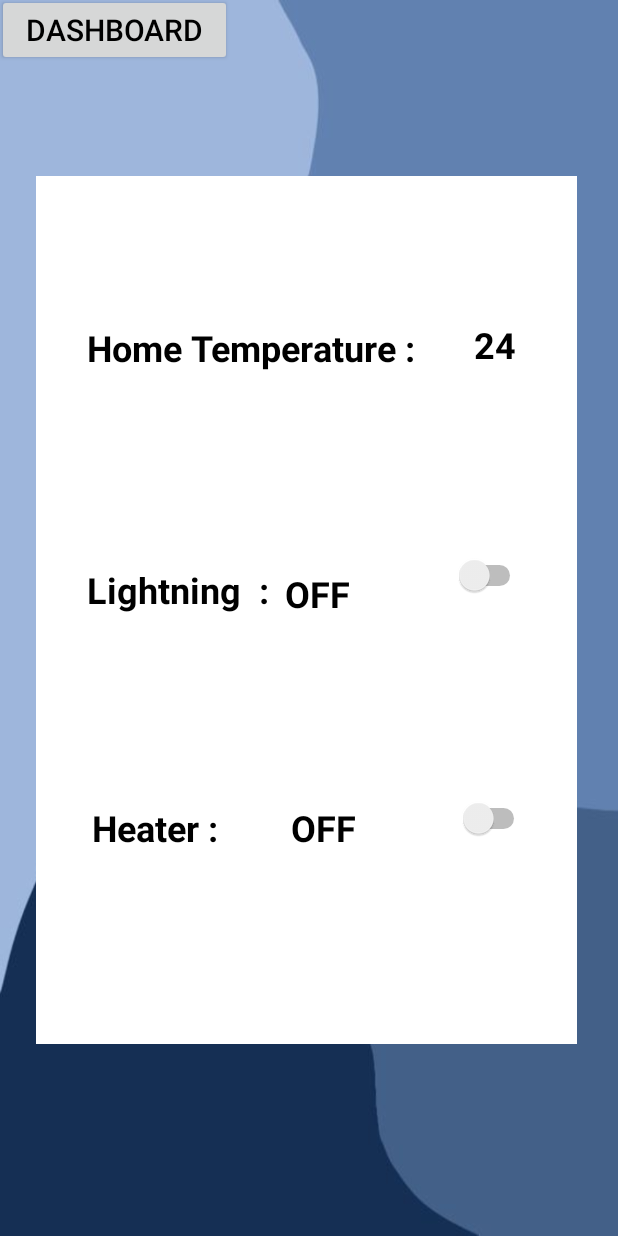
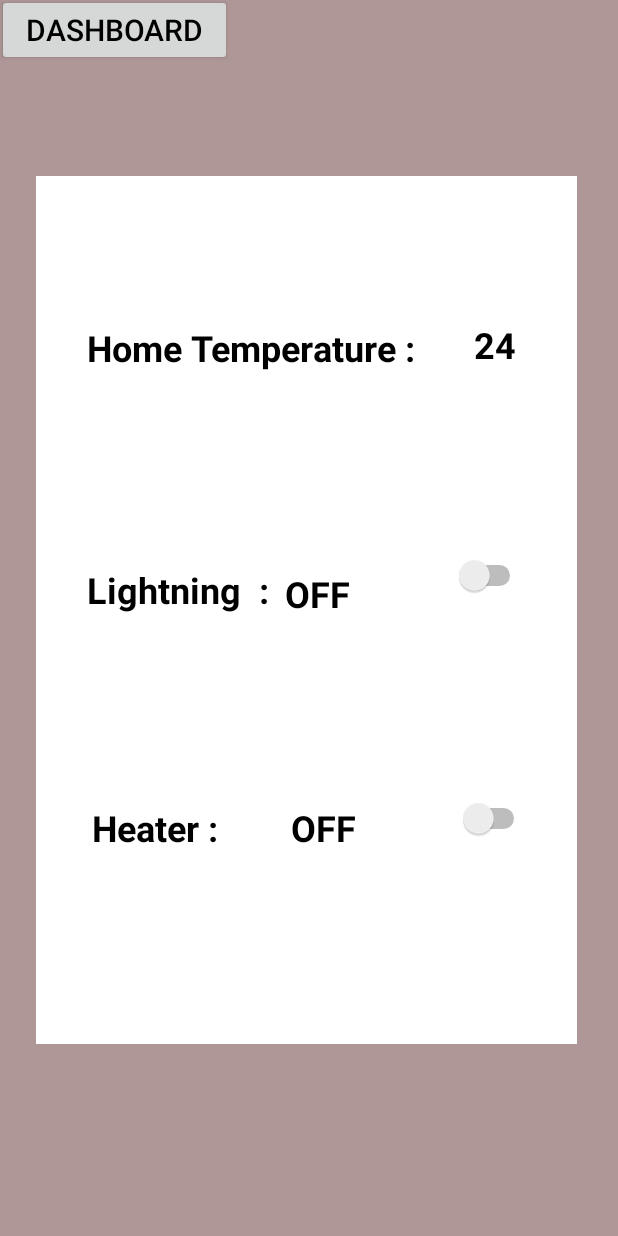
Before and after one commit to SanduniWar/SSP-Homey, an Android app: the MainActivity2 screen opened directly, with no data from a screen before it, on a phone screen of 412 x 824 dp. Run offline under Robolectric (Android 15) with nearby library versions, the phone set to English and light mode, and no system bars.

Commit message:
Create UI Interface

```diff
--- a/app/src/main/res/layout/activity_main2.xml
+++ b/app/src/main/res/layout/activity_main2.xml
@@ -4,7 +4,8 @@
     xmlns:app="http://schemas.android.com/apk/res-auto"
     android:layout_width="match_parent"
     android:layout_height="match_parent"
-    android:background="@drawable/homeb1">
+    android:background="@drawable/homeb1"
+    android:backgroundTint="#AF9797">
 
     <!-- Header Section -->
 
--- a/app/src/main/res/layout/activity_main3.xml
+++ b/app/src/main/res/layout/activity_main3.xml
@@ -11,7 +11,8 @@
     android:layout_alignParentEnd="false"
     android:layout_alignParentRight="false"
     android:layout_alignParentBottom="false"
-    android:background="@drawable/homeb1">
+    android:background="@drawable/homeb1"
+    android:backgroundTint="#07807A7A">
 
     <Button
         android:id="@+id/bkh2button"
```
